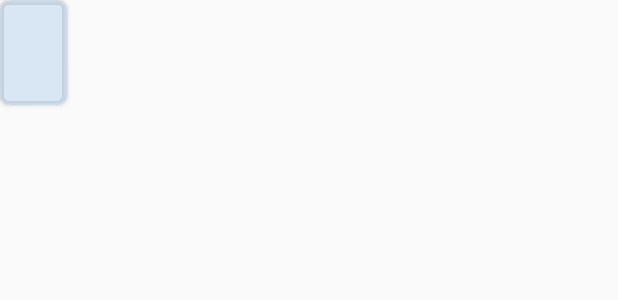
After one commit to HeronZhao/WHUCampus, an Android app: the layout today_course_card.xml on its own in the app's theme, with its tools: preview values and no code run, on a phone screen of 412 x 824 dp. The commit adds this screen. Shown: the top 300 px of the screen. Run offline under Robolectric (Android 15) with nearby library versions, the phone set to English and light mode, and no system bars.

Commit message:
添加对今日课程的标识
对今日课程视图的颜色进行了修改

```diff
--- /dev/null
+++ b/app/src/main/res/layout/today_course_card.xml
@@ -0,0 +1,18 @@
+<?xml version="1.0" encoding="utf-8"?>
+<androidx.cardview.widget.CardView xmlns:android="http://schemas.android.com/apk/res/android"
+    xmlns:app="http://schemas.android.com/apk/res-auto"
+    android:layout_width="45dp"
+    android:layout_height="70dp"
+    app:cardBackgroundColor="#80B9D3EE"
+    app:cardCornerRadius="7dp"
+    app:cardElevation="2dp">
+
+    <TextView
+        android:id="@+id/text_view"
+        android:layout_width="match_parent"
+        android:layout_height="wrap_content"
+        android:layout_gravity="center"
+        android:gravity="center"
+        android:textSize="12dp" />
+
+</androidx.cardview.widget.CardView>
```
Also changed, not shown: app/src/main/java/com/example/hp/mycampus/activity/CourseActivity.java (+15 -2 lines).
